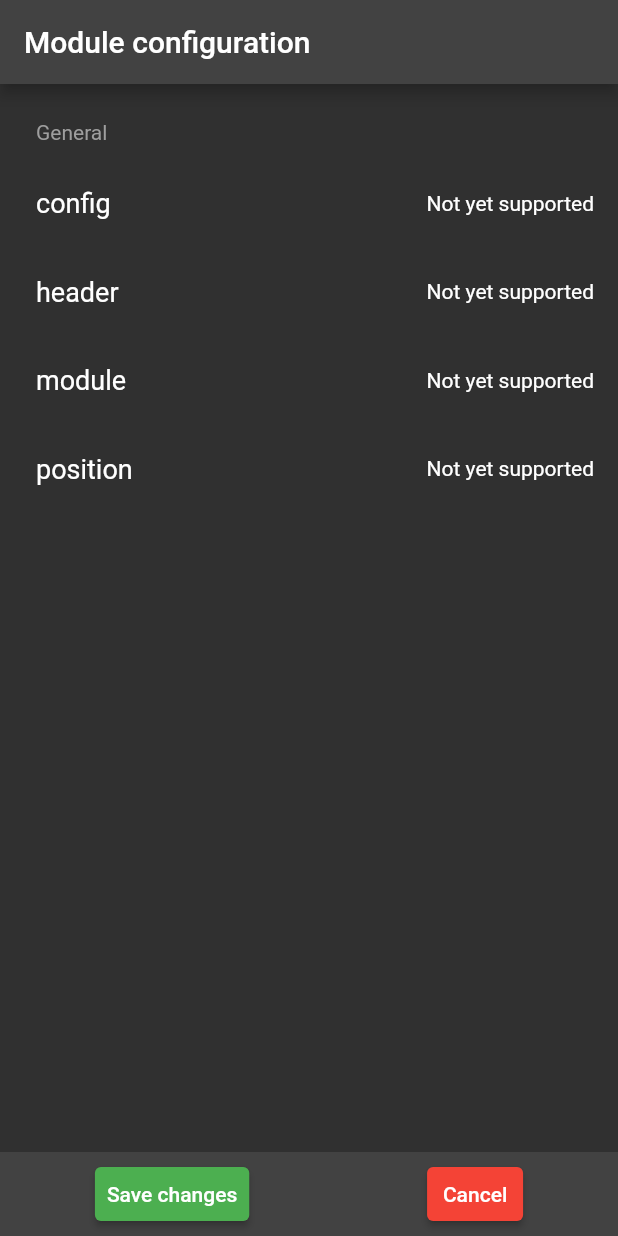
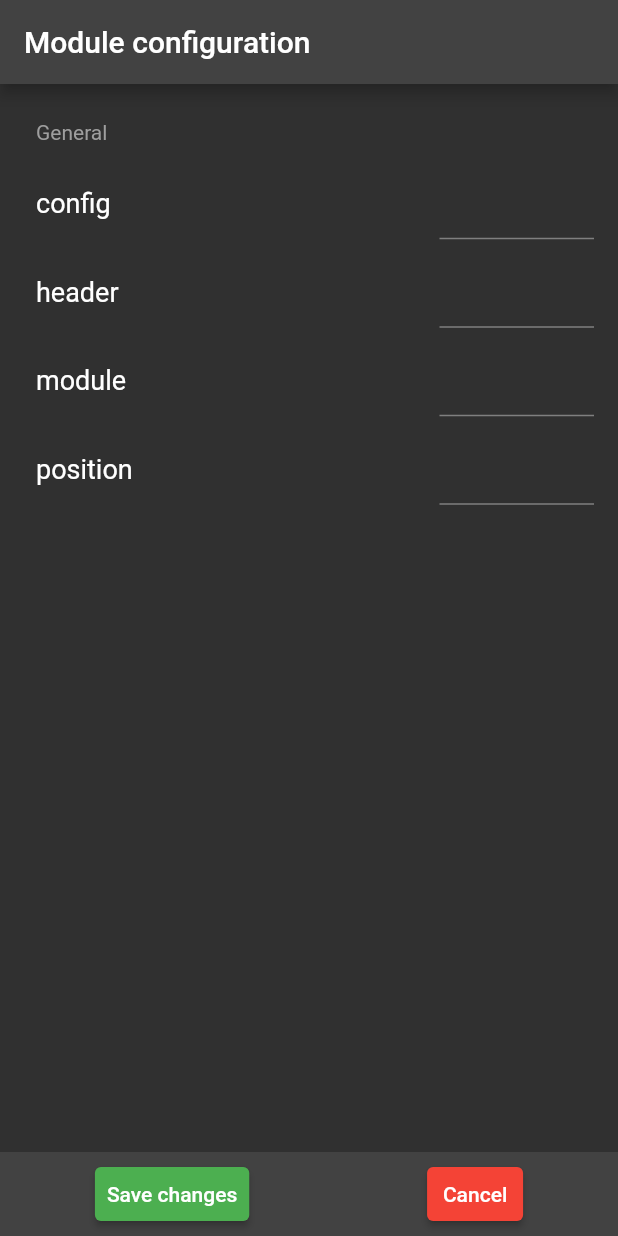
Before and after one commit to MagicMirror-3/MagicApp, a Flutter app: the _ModuleConfiguration screen opened directly with empty values, on a phone screen of 412 x 824 dp. Run offline on Flutter 3.47's test engine with Material 2 defaults, Android fonts, the phone set to English and light mode, and no system bars; drawn by our look-alikes of flutter_platform_widgets, settings_ui; our stand-ins replace flutter_blue, flutter_colorpicker, shared_preferences; accounts and stored records are empty.

Commit message:
fixed a bug causing module configuration text inputs to not work on material design

```diff
--- a/lib/mirror/mirror_edit.dart
+++ b/lib/mirror/mirror_edit.dart
@@ -236,7 +236,8 @@ class _ModuleConfigurationState extends State<_ModuleConfiguration> {
     }
   }
 
-  SettingsTile createSettingsTile(String key, dynamic displayValue,
+  SettingsTile createSettingsTile(
+      String key, dynamic displayValue, BuildContext context,
       {dynamic fullValue, String? subKey, int? listIndex}) {
     if (displayValue == null) {
       throw Exception("Display value can not be null!");
@@ -252,10 +253,10 @@ class _ModuleConfigurationState extends State<_ModuleConfiguration> {
     if (displayValue is String) {
       return SettingsTile(
         title: Text(subKey ?? key),
-        trailing: PlatformWidget(
-          cupertino: (_, __) => Flexible(
+        trailing: SizedBox(
+          // Make this input field the size of a quarter of the screen
+          width: MediaQuery.of(context).size.width / 4,
           child: PlatformTextFormField(
-              // Use a custom key because this is somehow cached wrong
             key: widgetKey,
             initialValue: displayValue,
             hintText: displayValue,
@@ -267,11 +268,13 @@ class _ModuleConfigurationState extends State<_ModuleConfiguration> {
             },
             autovalidateMode: AutovalidateMode.always,
             onChanged: (value) => saveConfigurationChange(
-                  key, value, fullValue, subKey, listIndex),
+              key,
+              value,
+              fullValue,
+              subKey,
+              listIndex,
             ),
           ),
-          // TODO: Fix this
-          material: (_, __) => const Text("Not yet supported"),
         ),
       );
     } else if (displayValue is bool) {
@@ -312,6 +315,7 @@ class _ModuleConfigurationState extends State<_ModuleConfiguration> {
               tiles.add(createSettingsTile(
                 key,
                 entry.value,
+                context,
                 fullValue: fullValue,
                 subKey: entry.key,
                 listIndex: listIndex,
@@ -356,12 +360,13 @@ class _ModuleConfigurationState extends State<_ModuleConfiguration> {
             tiles.add(createSettingsTile(
               key,
               entry.value,
+              context,
               fullValue: fullValue,
               subKey: entry.key,
             ));
           }
         } else {
-          generalTiles.add(createSettingsTile(key, value));
+          generalTiles.add(createSettingsTile(key, value, context));
         }
 
         if (tiles.isNotEmpty) {
```
Lines whose indentation alone changed are shown as unchanged.
